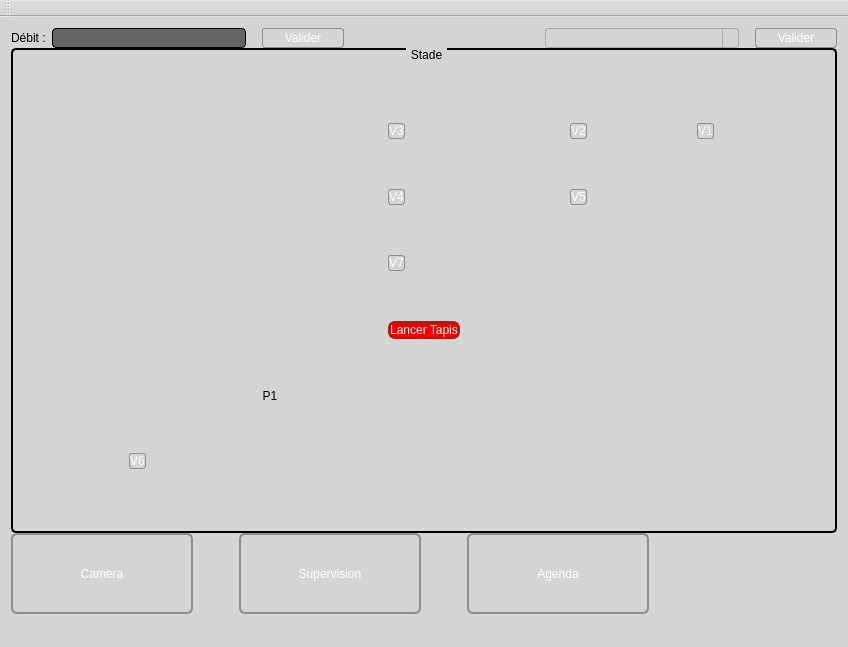
CalmettesT/Projet-BTS, file mainwindow.ui: the form before one commit.
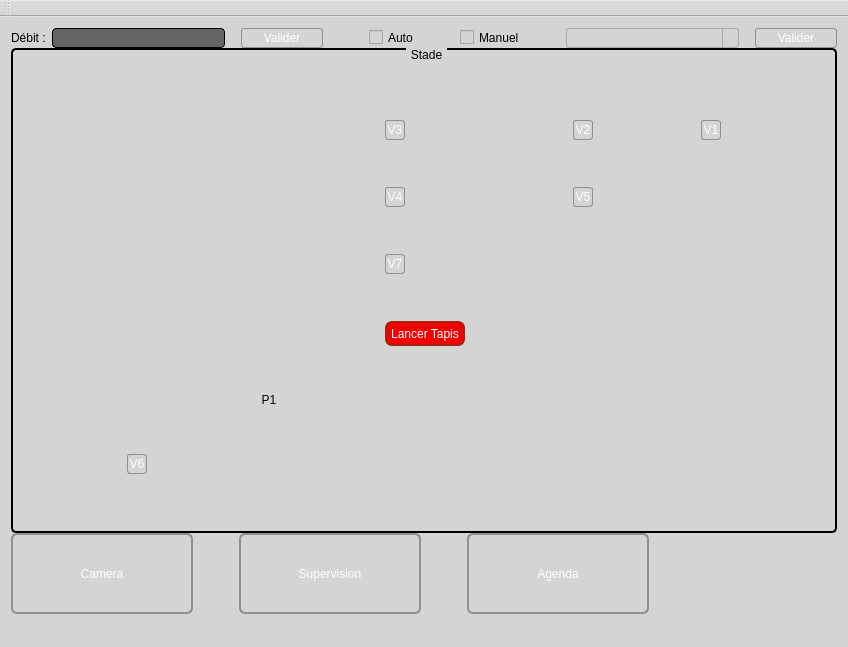
The form after the commit. Icons and pictures are not drawn. Custom widgets are drawn as their Qt base class.

```diff
--- a/mainwindow.ui
+++ b/mainwindow.ui
@@ -42,7 +42,7 @@
        <number>0</number>
       </property>
       <item>
-       <layout class="QHBoxLayout" name="horizontalLayout_3" stretch="0,2,0,0,1,1,2,0,0">
+       <layout class="QHBoxLayout" name="horizontalLayout_3" stretch="0,2,0,0,0,0,0,0,0,2,0,0">
         <item>
          <widget class="QLabel" name="Debit">
           <property name="styleSheet">
@@ -136,7 +136,54 @@
          </spacer>
         </item>
         <item>
-         <spacer name="horizontalSpacer_7">
+         <widget class="QCheckBox" name="checkModeAuto">
+          <property name="styleSheet">
+           <string notr="true"> QCheckBox {
+     spacing: 5px;
+	 color: rgb(0, 0, 0);
+	border:black
+ }
+ 
+ 
+ 
+</string>
+          </property>
+          <property name="text">
+           <string>Auto</string>
+          </property>
+         </widget>
+        </item>
+        <item>
+         <spacer name="horizontalSpacer_3">
+          <property name="orientation">
+           <enum>Qt::Horizontal</enum>
+          </property>
+          <property name="sizeHint" stdset="0">
+           <size>
+            <width>40</width>
+            <height>20</height>
+           </size>
+          </property>
+         </spacer>
+        </item>
+        <item>
+         <widget class="QCheckBox" name="checkModeManuel">
+          <property name="styleSheet">
+           <string notr="true"> QCheckBox {
+     spacing: 5px;
+	 color: rgb(0, 0, 0);
+	border:black
+ }
+ 
+ </string>
+          </property>
+          <property name="text">
+           <string>Manuel</string>
+          </property>
+         </widget>
+        </item>
+        <item>
+         <spacer name="horizontalSpacer_5">
           <property name="orientation">
            <enum>Qt::Horizontal</enum>
           </property>
@@ -315,6 +362,12 @@
         <layout class="QGridLayout" name="gridLayout">
          <item row="3" column="2">
           <widget class="QPushButton" name="ArreterTapis">
+           <property name="minimumSize">
+            <size>
+             <width>80</width>
+             <height>25</height>
+            </size>
+           </property>
            <property name="styleSheet">
             <string notr="true">border: 2px solid #A52109;
 background-color: rgb(240, 0, 0);
@@ -348,6 +401,12 @@
              <verstretch>0</verstretch>
             </sizepolicy>
            </property>
+           <property name="minimumSize">
+            <size>
+             <width>20</width>
+             <height>20</height>
+            </size>
+           </property>
            <property name="styleSheet">
             <string notr="true">QPushButton {
 	font: 75 10pt &quot;Arial&quot;;
@@ -385,6 +444,12 @@
              <verstretch>0</verstretch>
             </sizepolicy>
            </property>
+           <property name="minimumSize">
+            <size>
+             <width>20</width>
+             <height>20</height>
+            </size>
+           </property>
            <property name="styleSheet">
             <string notr="true">QPushButton {
 	font: 75 10pt &quot;Arial&quot;;
@@ -422,6 +487,12 @@
              <verstretch>0</verstretch>
             </sizepolicy>
            </property>
+           <property name="minimumSize">
+            <size>
+             <width>20</width>
+             <height>20</height>
+            </size>
+           </property>
            <property name="mouseTracking">
             <bool>false</bool>
            </property>
@@ -462,6 +533,12 @@
              <verstretch>0</verstretch>
             </sizepolicy>
            </property>
+           <property name="minimumSize">
+            <size>
+             <width>20</width>
+             <height>20</height>
+            </size>
+           </property>
            <property name="styleSheet">
             <string notr="true">QPushButton {
 	font: 75 10pt &quot;Arial&quot;;
@@ -499,6 +576,12 @@
              <verstretch>0</verstretch>
             </sizepolicy>
            </property>
+           <property name="minimumSize">
+            <size>
+             <width>20</width>
+             <height>20</height>
+            </size>
+           </property>
            <property name="sizeIncrement">
             <size>
              <width>16</width>
@@ -542,6 +625,12 @@
              <verstretch>0</verstretch>
             </sizepolicy>
            </property>
+           <property name="minimumSize">
+            <size>
+             <width>20</width>
+             <height>20</height>
+            </size>
+           </property>
            <property name="styleSheet">
             <string notr="true">QPushButton {
 	font: 75 10pt &quot;Arial&quot;;
@@ -579,6 +668,12 @@
              <verstretch>0</verstretch>
             </sizepolicy>
            </property>
+           <property name="minimumSize">
+            <size>
+             <width>20</width>
+             <height>20</height>
+            </size>
+           </property>
            <property name="styleSheet">
             <string notr="true">QPushButton {
 	font: 75 10pt &quot;Arial&quot;;
```
Left out of the diff: 2 changed lines with no effect on the pictures.
